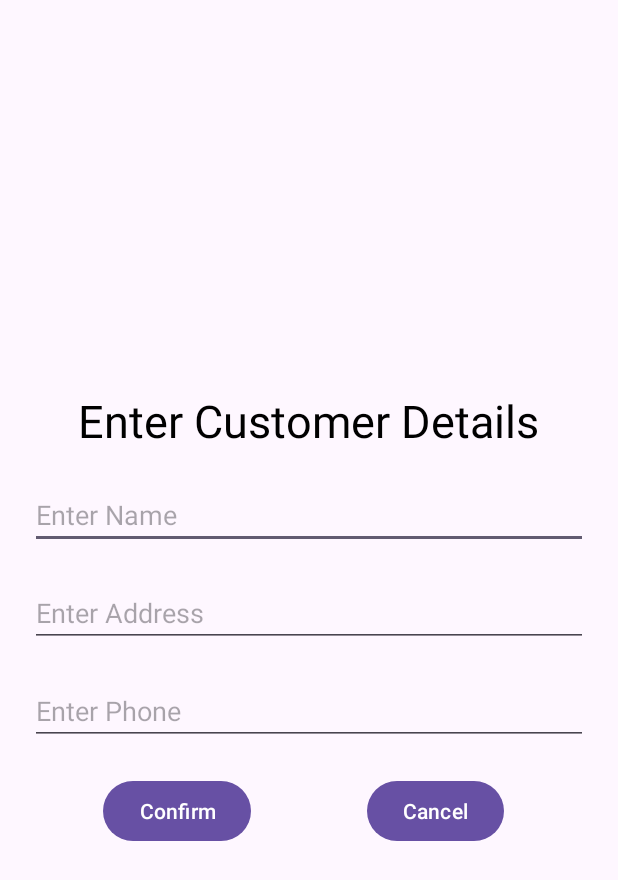
After one commit to Jayletato/Justin_Joseph_CISC349, an Android app: the AddCustomerActivity screen opened directly, with no data from a screen before it, on a phone screen of 412 x 824 dp. The commit adds this screen. Shown: the top 880 px of the screen. Run offline under Robolectric (Android 15) with nearby library versions, the phone set to English and light mode, and no system bars; our stand-ins replace Volley; network calls fail.

```diff
--- /dev/null
+++ b/assignments/CustomerDBList/app/src/main/java/com/justinjoseph/customerdblist/AddCustomerActivity.java
@@ -0,0 +1,130 @@
+package com.justinjoseph.customerdblist;
+
+import android.os.Bundle;
+import android.util.Log;
+import android.view.View;
+import android.widget.Button;
+import android.widget.EditText;
+import android.widget.Toast;
+
+import androidx.activity.EdgeToEdge;
+import androidx.appcompat.app.AppCompatActivity;
+import androidx.core.graphics.Insets;
+import androidx.core.view.ViewCompat;
+import androidx.core.view.WindowInsetsCompat;
+
+import com.android.volley.Request;
+import com.android.volley.RequestQueue;
+import com.android.volley.Response;
+import com.android.volley.VolleyError;
+import com.android.volley.toolbox.JsonArrayRequest;
+import com.android.volley.toolbox.JsonObjectRequest;
+import com.android.volley.toolbox.Volley;
+
+import org.json.JSONArray;
+import org.json.JSONException;
+import org.json.JSONObject;
+
+import java.util.ArrayList;
+import java.util.List;
+
+public class AddCustomerActivity extends AppCompatActivity {
+    protected String url;
+
+    @Override
+    protected void onCreate(Bundle savedInstanceState) {
+        super.onCreate(savedInstanceState);
+        EdgeToEdge.enable(this);
+        setContentView(R.layout.activity_add_customer);
+        ViewCompat.setOnApplyWindowInsetsListener(findViewById(R.id.main), (v, insets) -> {
+            Insets systemBars = insets.getInsets(WindowInsetsCompat.Type.systemBars());
+            v.setPadding(systemBars.left, systemBars.top, systemBars.right, systemBars.bottom);
+            return insets;
+        });
+
+        url = getString(R.string.url_string) + "/add";
+
+        RequestQueue queue = Volley.newRequestQueue(this);
+
+        EditText name = findViewById(R.id.enter_name);
+        EditText address = findViewById(R.id.enter_address);
+        EditText phone = findViewById(R.id.enter_phone);
+
+        Button confirmButton = findViewById(R.id.confirm_button);
+        confirmButton.setOnClickListener(new View.OnClickListener() {
+            @Override
+            public void onClick(View view) {
+                queue.start();
+                EditText[] editTexts = {name, address, phone};
+                String name_string;
+                String address_string;
+                String phone_string;
+                // Makes sure editTexts are valid. If not, stop this onClick early and do nothing.
+                if(!isTextValid(editTexts[0], "name")) {
+                    return;
+                }
+                if(!isTextValid(editTexts[1], "address")) {
+                    return;
+                }
+                if(!isTextValid(editTexts[2], "phone")){
+                    return;
+                }
+
+                // Create JsonArray to send to server and JsonObject to insert into the Array
+                JSONArray dataArray = new JSONArray();
+                JSONObject data = new JSONObject();
+
+                try {
+                data.put("name", name.getText().toString());
+                data.put("address", address.getText().toString());
+                data.put("phone", phone.getText().toString());
+                } catch (Exception e) {
+                    Log.d(".AddCustomerActivity.java", "Error adding customer. Terminating request.");
+                    return;
+                }
+
+                dataArray.put(data);
+
+                JsonObjectRequest jsonObjectRequest = new JsonObjectRequest(Request.Method.POST, url, data, new Response.Listener<JSONObject>() {
+                    @Override
+                    public void onResponse(JSONObject response) {
+                        Log.d(".AddCustomerActivity.onClick", "Success adding content");
+                    }
+                }, new Response.ErrorListener() {
+                    @Override
+                    public void onErrorResponse(VolleyError error) {
+                        Log.d(".AddCustomerActivity.onClick", "Error loading content.");
+                    }
+                });
+                queue.add(jsonObjectRequest);
+
+                finish();
+
+            }
+        });
+
+        Button cancelButton = findViewById(R.id.cancel_button);
+        cancelButton.setOnClickListener(new View.OnClickListener() {
+            @Override
+            public void onClick(View view) {
+                finish();
+            }
+        });
+    }
+
+    // Checks to make sure an EditText field is valid and not empty
+    protected boolean isTextValid(EditText editText, String name){
+        try {
+            String text = editText.getText().toString();
+            if (text.isEmpty()){
+                Toast.makeText(this, String.format("Text field %s is empty!", name), Toast.LENGTH_SHORT).show();
+                return false;
+            }
+            return true;
+        } catch(Exception e) {
+            Toast.makeText(this,"Invalid text for: " + name, Toast.LENGTH_SHORT).show();
+            return false;
+        }
+    }
+
+}
--- /dev/null
+++ b/assignments/CustomerDBList/app/src/main/java/com/justinjoseph/customerdblist/CommentAdapter.java
@@ -0,0 +1,4 @@
+package com.justinjoseph.customerdblist;
+
+public class CommentAdapter {
+}
--- a/assignments/CustomerDBList/app/src/main/java/com/justinjoseph/customerdblist/CustomerAdapter.java
+++ b/assignments/CustomerDBList/app/src/main/java/com/justinjoseph/customerdblist/CustomerAdapter.java
@@ -9,6 +9,7 @@ import android.widget.TextView;
 
 import org.w3c.dom.Text;
 
+import java.util.ArrayList;
 import java.util.List;
 
 public class CustomerAdapter extends BaseAdapter {
@@ -18,6 +19,7 @@ public class CustomerAdapter extends BaseAdapter {
     TextView name;
     TextView address;
     TextView phone;
+//    ArrayList<String> comment;
 
     public CustomerAdapter(List<Customer> customers, Context context) {
         this.context = context;
@@ -47,9 +49,12 @@ public class CustomerAdapter extends BaseAdapter {
         phone = view.findViewById(R.id.customer_phone);
         address = view.findViewById(R.id.customer_address);
 
+//        comment = view.findViewById(R.id.customer_comment);
+
         name.setText(customers.get(i).getName());
         phone.setText(customers.get(i).getPhone());
         address.setText(customers.get(i).getAddress());
+//        comment.setText(customers.get(i).getComment());
 
         return view;
     }
--- /dev/null
+++ b/assignments/CustomerDBList/app/src/main/res/layout/activity_add_customer.xml
@@ -0,0 +1,77 @@
+<?xml version="1.0" encoding="utf-8"?>
+<androidx.constraintlayout.widget.ConstraintLayout xmlns:android="http://schemas.android.com/apk/res/android"
+    xmlns:app="http://schemas.android.com/apk/res-auto"
+    xmlns:tools="http://schemas.android.com/tools"
+    android:id="@+id/main"
+    android:layout_width="match_parent"
+    android:layout_height="match_parent"
+    tools:context=".AddCustomerActivity">
+    <LinearLayout
+        android:layout_width="match_parent"
+        android:layout_height="wrap_content"
+        android:orientation="vertical"
+        app:layout_constraintTop_toTopOf="parent"
+        app:layout_constraintBottom_toBottomOf="parent"
+        app:layout_constraintRight_toRightOf="parent"
+        app:layout_constraintLeft_toLeftOf="parent"
+        >
+        <TextView
+            android:layout_width="wrap_content"
+            android:layout_height="wrap_content"
+            android:layout_gravity="center"
+            android:paddingHorizontal="20sp"
+            android:layout_marginVertical="10sp"
+            android:text="@string/add_activity_title"
+            android:textColor="@color/black"
+            android:textSize="30sp"
+            />
+        <EditText
+            android:id="@+id/enter_name"
+            android:hint="@string/name_hint"
+            android:layout_width="match_parent"
+            android:layout_height="wrap_content"
+            android:layout_marginHorizontal="20sp"
+            android:layout_marginVertical="10sp"/>
+        <EditText
+            android:id="@+id/enter_address"
+            android:hint="@string/address_hint"
+            android:layout_width="match_parent"
+            android:layout_height="wrap_content"
+            android:layout_marginHorizontal="20sp"
+            android:layout_marginVertical="10sp"/>
+        <EditText
+            android:id="@+id/enter_phone"
+            android:hint="@string/phone_hint"
+            android:layout_width="match_parent"
+            android:layout_height="wrap_content"
+            android:layout_marginHorizontal="20sp"
+            android:layout_marginVertical="10sp"/>
+
+        <androidx.constraintlayout.widget.ConstraintLayout
+            android:layout_width="match_parent"
+            android:layout_height="wrap_content"
+            android:layout_marginVertical="10sp">
+            <Button
+                android:id="@+id/confirm_button"
+                android:layout_width="wrap_content"
+                android:layout_height="wrap_content"
+                android:text="@string/button_confirm"
+                app:layout_constraintLeft_toLeftOf="parent"
+                app:layout_constraintTop_toTopOf="parent"
+                app:layout_constraintBottom_toBottomOf="parent"
+                app:layout_constraintRight_toRightOf="@id/cancel_button"
+                android:layout_marginRight="100sp"
+                />
+            <Button
+                android:id="@+id/cancel_button"
+                android:layout_width="wrap_content"
+                android:layout_height="wrap_content"
+                android:text="@string/button_cancel"
+                app:layout_constraintRight_toRightOf="parent"
+                app:layout_constraintTop_toTopOf="parent"
+                app:layout_constraintBottom_toBottomOf="parent"
+                app:layout_constraintLeft_toLeftOf="@id/confirm_button"
+                android:layout_marginLeft="100sp"/>
+        </androidx.constraintlayout.widget.ConstraintLayout>
+    </LinearLayout>
+</androidx.constraintlayout.widget.ConstraintLayout>
--- a/assignments/CustomerDBList/app/src/main/res/layout/layout_customer_list.xml
+++ b/assignments/CustomerDBList/app/src/main/res/layout/layout_customer_list.xml
@@ -23,5 +23,11 @@
         android:layout_height="wrap_content"
         android:textColor="@color/black"
         android:textSize="18sp"/>
+    <TextView
+        android:id="@+id/customer_comment"
+        android:layout_width="wrap_content"
+        android:layout_height="wrap_content"
+        android:textColor="@color/black"
+        android:textSize="18sp"/>
 
 </LinearLayout>
--- a/assignments/CustomerDBList/app/src/main/res/values/strings.xml
+++ b/assignments/CustomerDBList/app/src/main/res/values/strings.xml
@@ -1,3 +1,13 @@
 <resources>
     <string name="app_name">CustomerDBList</string>
+    <string name="add_customer">Add Customer</string>
+    <string name="refresh">Refresh</string>
+    <string name="button_confirm">Confirm</string>
+    <string name="button_cancel">Cancel</string>
+    <string name="name_hint">Enter Name</string>
+    <string name="address_hint">Enter Address</string>
+    <string name="enter_hint">Enter Comment</string>
+    <string name="add_activity_title">Enter Customer Details</string>
+    <string name="url_string">http://10.2.106.99:5000</string>
+    <string name="phone_hint">Enter Phone</string>
 </resources>
```
Also changed, not shown: assignments/CustomerDBList/app/src/main/AndroidManifest.xml (+7 -0 lines), assignments/CustomerDBList/app/src/main/java/com/justinjoseph/customerdblist/Customer.java (+47 -5 lines), assignments/CustomerDBList/app/src/main/java/com/justinjoseph/customerdblist/MainActivity.java (+66 -10 lines), assignments/CustomerDBList/app/src/main/res/layout/activity_main.xml (+24 -3 lines), assignments/CustomerDBList/app/src/main/res/layout/edit_customer_popup.xml (added, +72 -0 lines), 9 other files.
